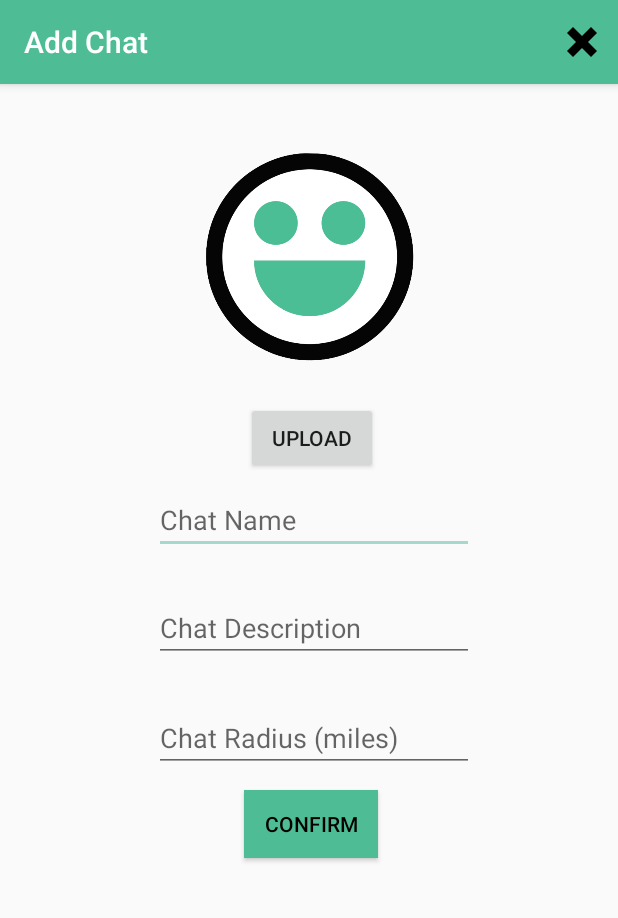
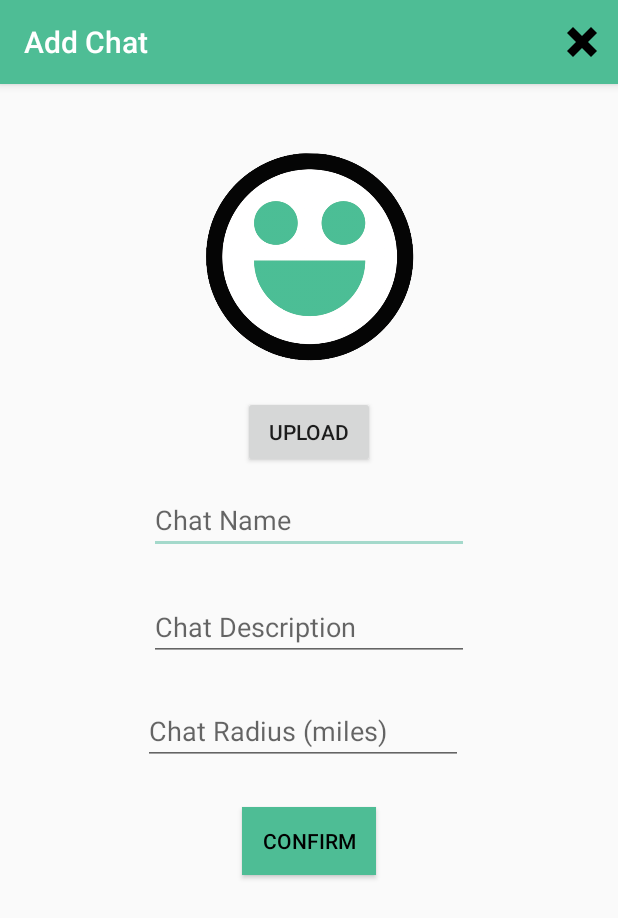
Before and after one commit to erlunlian/CloseBy, an Android app: the addChat screen opened directly, with no data from a screen before it, on a phone screen of 412 x 824 dp. Shown: the top 918 px of the screen. Run offline under Robolectric (Android 15) with nearby library versions, the phone set to English and light mode, and no system bars; our stand-ins replace Firebase (no records; nobody signed in at launch, a user with empty details on screens opened directly).

Commit message:
Centering add chat

```diff
--- a/app/src/main/res/layout/activity_add_chat.xml
+++ b/app/src/main/res/layout/activity_add_chat.xml
@@ -10,62 +10,78 @@
         android:id="@+id/addButton"
         android:layout_width="89dp"
         android:layout_height="45dp"
-        android:layout_marginTop="12dp"
-        android:layout_marginEnd="160dp"
-        android:layout_marginRight="160dp"
+        android:layout_marginStart="8dp"
+        android:layout_marginLeft="8dp"
+        android:layout_marginTop="8dp"
+        android:layout_marginEnd="8dp"
+        android:layout_marginRight="8dp"
+        android:layout_marginBottom="8dp"
         android:background="@color/colorPrimary"
         android:text="Confirm"
         android:textColor="@android:color/black"
+        app:layout_constraintBottom_toBottomOf="parent"
         app:layout_constraintEnd_toEndOf="parent"
-        app:layout_constraintTop_toBottomOf="@+id/radiusText" />
+        app:layout_constraintStart_toStartOf="parent"
+        app:layout_constraintTop_toBottomOf="@+id/radiusText"
+        app:layout_constraintVertical_bias="0.078" />
 
     <EditText
         android:id="@+id/nameText"
         android:layout_width="wrap_content"
         android:layout_height="wrap_content"
-        android:layout_marginTop="268dp"
-        android:layout_marginEnd="96dp"
-        android:layout_marginRight="96dp"
+        android:layout_marginStart="8dp"
+        android:layout_marginLeft="8dp"
+        android:layout_marginTop="12dp"
+        android:layout_marginEnd="8dp"
+        android:layout_marginRight="8dp"
         android:ems="10"
         android:hint="Chat Name"
         android:inputType="textPersonName"
         app:layout_constraintEnd_toEndOf="parent"
-        app:layout_constraintTop_toTopOf="parent" />
+        app:layout_constraintStart_toStartOf="parent"
+        app:layout_constraintTop_toBottomOf="@+id/uploadChat" />
 
     <EditText
         android:id="@+id/descriptionText"
         android:layout_width="wrap_content"
         android:layout_height="wrap_content"
-        android:layout_marginTop="340dp"
-        android:layout_marginEnd="96dp"
-        android:layout_marginRight="96dp"
+        android:layout_marginStart="8dp"
+        android:layout_marginLeft="8dp"
+        android:layout_marginTop="26dp"
+        android:layout_marginEnd="8dp"
+        android:layout_marginRight="8dp"
         android:ems="10"
         android:hint="Chat Description"
         android:inputType="textPersonName"
         app:layout_constraintEnd_toEndOf="parent"
-        app:layout_constraintTop_toTopOf="parent" />
+        app:layout_constraintStart_toStartOf="parent"
+        app:layout_constraintTop_toBottomOf="@+id/nameText" />
 
     <EditText
         android:id="@+id/radiusText"
         android:layout_width="wrap_content"
         android:layout_height="wrap_content"
-        android:layout_marginTop="28dp"
-        android:layout_marginEnd="96dp"
-        android:layout_marginRight="96dp"
+        android:layout_marginTop="24dp"
+        android:layout_marginEnd="8dp"
+        android:layout_marginRight="8dp"
         android:ems="10"
         android:hint="Chat Radius (miles)"
         android:inputType="number"
         app:layout_constraintEnd_toEndOf="parent"
+        app:layout_constraintStart_toStartOf="parent"
         app:layout_constraintTop_toBottomOf="@+id/descriptionText" />
 
     <ImageView
         android:id="@+id/chatImage"
         android:layout_width="163dp"
         android:layout_height="166dp"
+        android:layout_marginStart="8dp"
+        android:layout_marginLeft="8dp"
         android:layout_marginTop="28dp"
-        android:layout_marginEnd="124dp"
-        android:layout_marginRight="124dp"
+        android:layout_marginEnd="8dp"
+        android:layout_marginRight="8dp"
         app:layout_constraintEnd_toEndOf="parent"
+        app:layout_constraintStart_toStartOf="parent"
         app:layout_constraintTop_toTopOf="parent"
         app:srcCompat="@drawable/smiley" />
 
@@ -73,10 +89,13 @@
         android:id="@+id/uploadChat"
         android:layout_width="wrap_content"
         android:layout_height="wrap_content"
-        android:layout_marginTop="212dp"
-        android:layout_marginEnd="160dp"
-        android:layout_marginRight="160dp"
+        android:layout_marginStart="8dp"
+        android:layout_marginLeft="8dp"
+        android:layout_marginTop="14dp"
+        android:layout_marginEnd="8dp"
+        android:layout_marginRight="8dp"
         android:text="Upload"
         app:layout_constraintEnd_toEndOf="parent"
-        app:layout_constraintTop_toTopOf="parent" />
+        app:layout_constraintStart_toStartOf="parent"
+        app:layout_constraintTop_toBottomOf="@+id/chatImage" />
 </android.support.constraint.ConstraintLayout>
```
